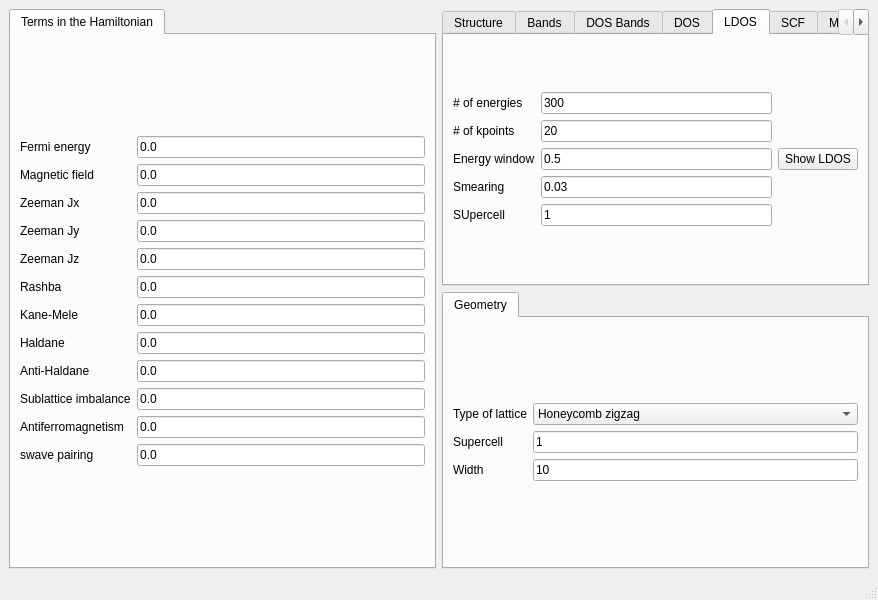
Old version of the form development/interface-pyqt/1d/interface.ui in the repository joselado/quantum-honeycomp.
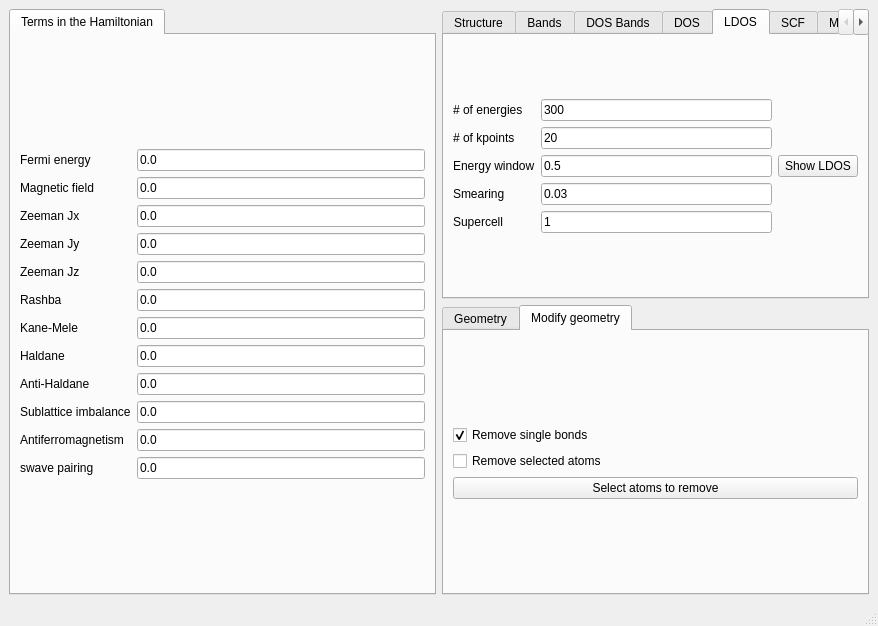
New version of the form. The open tabs and pages were chosen to show the change.

```diff
--- a/development/interface-pyqt/1d/interface.ui
+++ b/development/interface-pyqt/1d/interface.ui
@@ -7,7 +7,7 @@
     <x>0</x>
     <y>0</y>
     <width>878</width>
-    <height>600</height>
+    <height>626</height>
    </rect>
   </property>
   <property name="windowTitle">
@@ -523,7 +523,7 @@
           <item row="4" column="0">
            <widget class="QLabel" name="label_21">
             <property name="text">
-             <string>SUpercell</string>
+             <string>Supercell</string>
             </property>
            </widget>
           </item>
@@ -805,6 +805,44 @@
         </item>
        </layout>
       </widget>
+      <widget class="QWidget" name="tab_10">
+       <attribute name="title">
+        <string>Modify geometry</string>
+       </attribute>
+       <layout class="QVBoxLayout" name="verticalLayout">
+        <item>
+         <layout class="QGridLayout" name="gridLayout_21">
+          <item row="0" column="0">
+           <widget class="QCheckBox" name="remove_single_bonded">
+            <property name="toolTip">
+             <string>Remove atoms that have a single bond in the structure</string>
+            </property>
+            <property name="text">
+             <string>Remove single bonds</string>
+            </property>
+            <property name="checked">
+             <bool>true</bool>
+            </property>
+           </widget>
+          </item>
+          <item row="1" column="0">
+           <widget class="QCheckBox" name="remove_selected">
+            <property name="text">
+             <string>Remove selected atoms</string>
+            </property>
+           </widget>
+          </item>
+          <item row="2" column="0">
+           <widget class="QPushButton" name="select_atoms_removal">
+            <property name="text">
+             <string>Select atoms to remove</string>
+            </property>
+           </widget>
+          </item>
+         </layout>
+        </item>
+       </layout>
+      </widget>
      </widget>
     </item>
    </layout>
```
Left out of the diff: 4 changed lines with no effect on the pictures.
